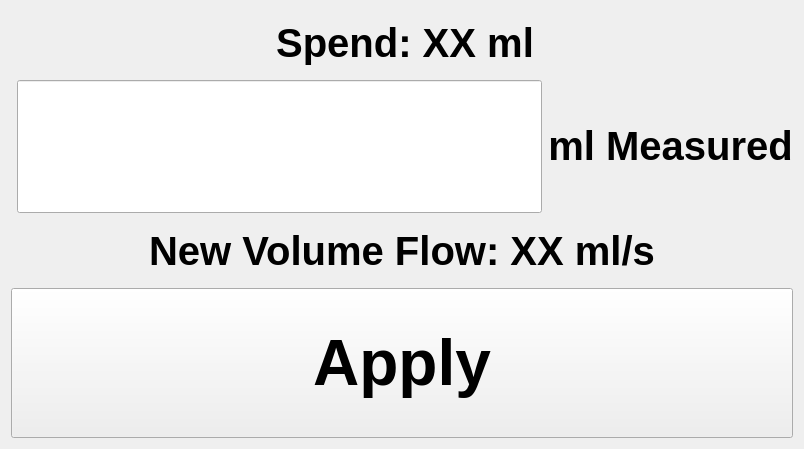
The window that src/ui_elements/calibration_real.ui (AndreWohnsland/CocktailBerry) describes before a commit, drawn with Qt 5.
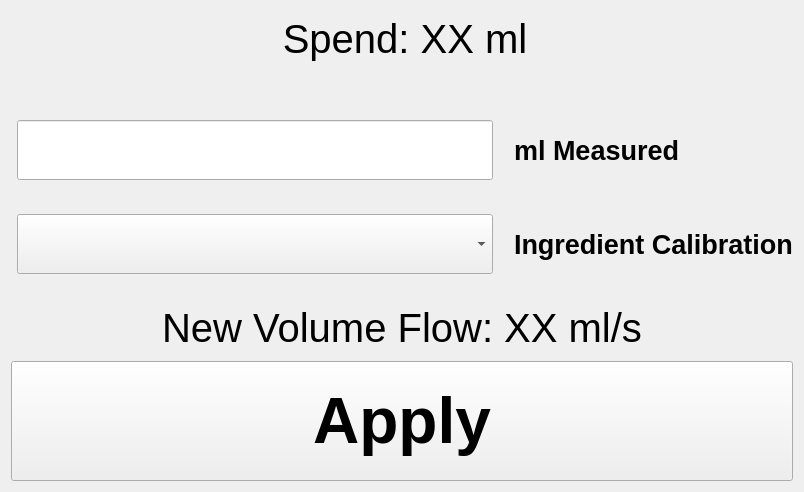
The same window after the commit. Custom widgets are drawn as their Qt base class.

Commit message: add ingredient calibration as optional setting

Diff of the .ui file:
```diff
--- a/src/ui_elements/calibration_real.ui
+++ b/src/ui_elements/calibration_real.ui
@@ -7,7 +7,7 @@
     <x>0</x>
     <y>0</y>
     <width>804</width>
-    <height>449</height>
+    <height>492</height>
    </rect>
   </property>
   <property name="windowTitle">
@@ -16,34 +16,57 @@
   <layout class="QVBoxLayout" name="verticalLayout">
    <item>
     <layout class="QGridLayout" name="gridLayout">
-     <item row="1" column="2" rowspan="2">
+     <item row="4" column="2">
+      <widget class="QLabel" name="label_ingredient">
+       <property name="font">
+        <font>
+         <pointsize>20</pointsize>
+         <weight>75</weight>
+         <bold>true</bold>
+        </font>
+       </property>
+       <property name="text">
+        <string>  Ingredient Calibration</string>
+       </property>
+       <property name="alignment">
+        <set>Qt::AlignLeading|Qt::AlignLeft|Qt::AlignVCenter</set>
+       </property>
+       <property name="margin">
+        <number>0</number>
+       </property>
+       <property name="cssClass" stdset="0">
+        <string>bold</string>
+       </property>
+      </widget>
+     </item>
+     <item row="2" column="2" rowspan="2">
       <widget class="QLabel" name="label_measured">
        <property name="font">
         <font>
-         <pointsize>30</pointsize>
+         <pointsize>20</pointsize>
          <weight>75</weight>
          <bold>true</bold>
         </font>
        </property>
        <property name="text">
-        <string>&lt;html&gt;&lt;head/&gt;&lt;body&gt;&lt;p&gt;ml Measured&lt;/p&gt;&lt;/body&gt;&lt;/html&gt;</string>
+        <string>  ml Measured</string>
        </property>
        <property name="alignment">
-        <set>Qt::AlignCenter</set>
+        <set>Qt::AlignLeading|Qt::AlignLeft|Qt::AlignVCenter</set>
        </property>
        <property name="cssClass" stdset="0">
         <string>bold</string>
        </property>
       </widget>
      </item>
-     <item row="4" column="0" colspan="3">
+     <item row="7" column="0" colspan="3">
       <layout class="QHBoxLayout" name="horizontalLayout_2">
        <item>
         <widget class="QPushButton" name="button_apply">
          <property name="minimumSize">
           <size>
            <width>0</width>
-           <height>150</height>
+           <height>120</height>
           </size>
          </property>
          <property name="maximumSize">
@@ -69,13 +92,65 @@
        </item>
       </layout>
      </item>
-     <item row="3" column="0" colspan="3">
+     <item row="0" column="1" colspan="2">
+      <widget class="QLabel" name="label_spend_volume">
+       <property name="font">
+        <font>
+         <pointsize>30</pointsize>
+         <weight>50</weight>
+         <bold>false</bold>
+        </font>
+       </property>
+       <property name="text">
+        <string>Spend: XX ml</string>
+       </property>
+       <property name="alignment">
+        <set>Qt::AlignCenter</set>
+       </property>
+       <property name="margin">
+        <number>10</number>
+       </property>
+       <property name="cssClass" stdset="0">
+        <string/>
+       </property>
+      </widget>
+     </item>
+     <item row="4" column="1">
+      <widget class="QComboBox" name="input_ingredient">
+       <property name="minimumSize">
+        <size>
+         <width>105</width>
+         <height>60</height>
+        </size>
+       </property>
+       <property name="maximumSize">
+        <size>
+         <width>600</width>
+         <height>60</height>
+        </size>
+       </property>
+       <property name="font">
+        <font>
+         <pointsize>14</pointsize>
+         <weight>75</weight>
+         <bold>true</bold>
+        </font>
+       </property>
+       <property name="layoutDirection">
+        <enum>Qt::LeftToRight</enum>
+       </property>
+       <property name="maxVisibleItems">
+        <number>11</number>
+       </property>
+      </widget>
+     </item>
+     <item row="6" column="0" colspan="3">
       <widget class="QLabel" name="label_new_flow">
        <property name="font">
         <font>
          <pointsize>30</pointsize>
-         <weight>75</weight>
-         <bold>true</bold>
+         <weight>50</weight>
+         <bold>false</bold>
         </font>
        </property>
        <property name="text">
@@ -84,12 +159,31 @@
        <property name="alignment">
         <set>Qt::AlignCenter</set>
        </property>
+       <property name="margin">
+        <number>20</number>
+       </property>
        <property name="cssClass" stdset="0">
         <string>bold</string>
        </property>
       </widget>
      </item>
-     <item row="1" column="1" rowspan="2">
+     <item row="5" column="1" colspan="2">
+      <spacer name="verticalSpacer">
+       <property name="orientation">
+        <enum>Qt::Vertical</enum>
+       </property>
+       <property name="sizeType">
+        <enum>QSizePolicy::Fixed</enum>
+       </property>
+       <property name="sizeHint" stdset="0">
+        <size>
+         <width>20</width>
+         <height>20</height>
+        </size>
+       </property>
+      </spacer>
+     </item>
+     <item row="2" column="1" rowspan="2">
       <widget class="ClickableLineEdit" name="input_measured_amount">
        <property name="minimumSize">
         <size>
@@ -100,7 +194,7 @@
        <property name="maximumSize">
         <size>
          <width>16777215</width>
-         <height>500</height>
+         <height>60</height>
         </size>
        </property>
        <property name="font">
@@ -118,25 +212,21 @@
        </property>
       </widget>
      </item>
-     <item row="0" column="1" colspan="2">
-      <widget class="QLabel" name="label_spend_volume">
-       <property name="font">
-        <font>
-         <pointsize>30</pointsize>
-         <weight>75</weight>
-         <bold>true</bold>
-        </font>
+     <item row="1" column="1" colspan="2">
+      <spacer name="verticalSpacer_2">
+       <property name="orientation">
+        <enum>Qt::Vertical</enum>
        </property>
-       <property name="text">
-        <string>Spend: XX ml</string>
+       <property name="sizeType">
+        <enum>QSizePolicy::Fixed</enum>
        </property>
-       <property name="alignment">
-        <set>Qt::AlignCenter</set>
+       <property name="sizeHint" stdset="0">
+        <size>
+         <width>20</width>
+         <height>20</height>
+        </size>
        </property>
-       <property name="cssClass" stdset="0">
-        <string>bold</string>
-       </property>
-      </widget>
+      </spacer>
      </item>
     </layout>
    </item>
```
Left out of the diff: 2 changed lines with no effect on the pictures. The commit also changes 10 other files.
